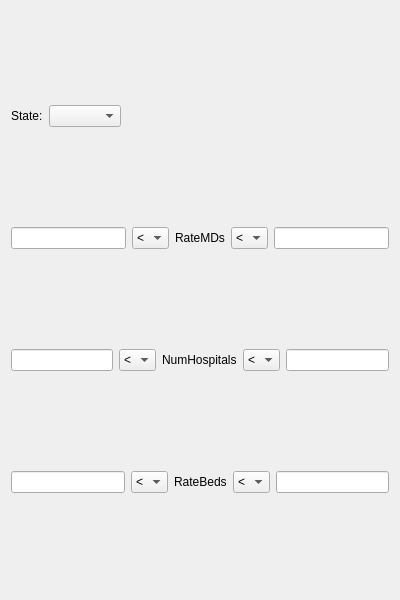
Before: the Qt Designer form code/src/filterdialog.ui in vdavv/GUI-CSV-Editor, drawn with Qt 5.
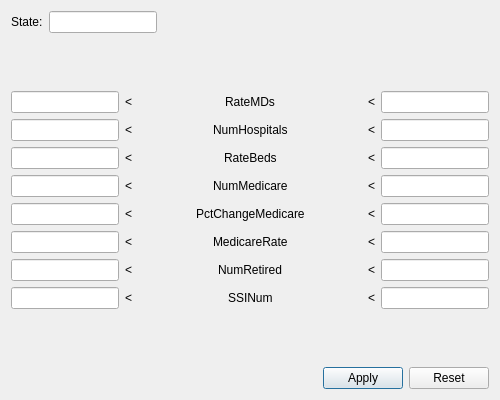
After: the same form once the commit is applied.

Commit message: v0.92 add dead filter and more pain

```diff
--- a/code/src/filterdialog.ui
+++ b/code/src/filterdialog.ui
@@ -6,8 +6,8 @@
    <rect>
     <x>0</x>
     <y>0</y>
-    <width>400</width>
-    <height>600</height>
+    <width>500</width>
+    <height>400</height>
    </rect>
   </property>
   <property name="windowTitle">
@@ -19,14 +19,21 @@
      <item>
       <layout class="QHBoxLayout" name="horizontalLayout">
        <item>
-        <widget class="QLabel" name="label">
+        <widget class="QLabel" name="state">
          <property name="text">
           <string>State:</string>
          </property>
         </widget>
        </item>
        <item>
-        <widget class="QComboBox" name="comboBox"/>
+        <widget class="QLineEdit" name="stateChoiceLineEdit">
+         <property name="sizePolicy">
+          <sizepolicy hsizetype="Preferred" vsizetype="Fixed">
+           <horstretch>0</horstretch>
+           <verstretch>0</verstretch>
+          </sizepolicy>
+         </property>
+        </widget>
        </item>
        <item>
         <spacer name="horizontalSpacer">
@@ -43,185 +50,678 @@
        </item>
       </layout>
      </item>
+     <item>
+      <spacer name="verticalSpacer">
+       <property name="orientation">
+        <enum>Qt::Vertical</enum>
+       </property>
+       <property name="sizeHint" stdset="0">
+        <size>
+         <width>20</width>
+         <height>40</height>
+        </size>
+       </property>
+      </spacer>
+     </item>
      <item>
       <layout class="QHBoxLayout" name="horizontalLayout_5">
        <item>
-        <widget class="QLineEdit" name="lineEdit"/>
-       </item>
-       <item>
-        <widget class="QComboBox" name="comboBox_2">
+        <widget class="QLineEdit" name="ratemdsMin">
          <property name="sizePolicy">
           <sizepolicy hsizetype="Minimum" vsizetype="Fixed">
            <horstretch>0</horstretch>
            <verstretch>0</verstretch>
           </sizepolicy>
          </property>
-         <item>
-          <property name="text">
-           <string>&lt;</string>
-          </property>
-         </item>
-         <item>
-          <property name="text">
-           <string>≤</string>
-          </property>
-         </item>
         </widget>
        </item>
        <item>
-        <widget class="QLabel" name="label_2">
+        <widget class="QLabel" name="label">
+         <property name="text">
+          <string>&lt;</string>
+         </property>
+        </widget>
+       </item>
+       <item>
+        <spacer name="horizontalSpacer_3">
+         <property name="orientation">
+          <enum>Qt::Horizontal</enum>
+         </property>
+         <property name="sizeHint" stdset="0">
+          <size>
+           <width>40</width>
+           <height>20</height>
+          </size>
+         </property>
+        </spacer>
+       </item>
+       <item>
+        <widget class="QLabel" name="rateMDs">
+         <property name="sizePolicy">
+          <sizepolicy hsizetype="Preferred" vsizetype="Preferred">
+           <horstretch>0</horstretch>
+           <verstretch>0</verstretch>
+          </sizepolicy>
+         </property>
          <property name="text">
           <string>RateMDs</string>
          </property>
         </widget>
        </item>
        <item>
-        <widget class="QComboBox" name="comboBox_3">
+        <spacer name="horizontalSpacer_4">
+         <property name="orientation">
+          <enum>Qt::Horizontal</enum>
+         </property>
+         <property name="sizeHint" stdset="0">
+          <size>
+           <width>40</width>
+           <height>20</height>
+          </size>
+         </property>
+        </spacer>
+       </item>
+       <item>
+        <widget class="QLabel" name="label_2">
+         <property name="text">
+          <string>&lt;</string>
+         </property>
+        </widget>
+       </item>
+       <item>
+        <widget class="QLineEdit" name="ratemdsMax">
          <property name="sizePolicy">
           <sizepolicy hsizetype="Minimum" vsizetype="Fixed">
            <horstretch>0</horstretch>
            <verstretch>0</verstretch>
           </sizepolicy>
          </property>
-         <item>
-          <property name="text">
-           <string>&lt;</string>
-          </property>
-         </item>
-         <item>
-          <property name="text">
-           <string>≤</string>
-          </property>
-         </item>
         </widget>
        </item>
-       <item>
-        <widget class="QLineEdit" name="lineEdit_2"/>
-       </item>
       </layout>
      </item>
      <item>
       <layout class="QHBoxLayout" name="horizontalLayout_10">
        <item>
-        <widget class="QLineEdit" name="lineEdit_3"/>
-       </item>
-       <item>
-        <widget class="QComboBox" name="comboBox_4">
+        <widget class="QLineEdit" name="numhospitalsMin">
          <property name="sizePolicy">
           <sizepolicy hsizetype="Minimum" vsizetype="Fixed">
            <horstretch>0</horstretch>
            <verstretch>0</verstretch>
           </sizepolicy>
          </property>
-         <item>
-          <property name="text">
-           <string>&lt;</string>
-          </property>
-         </item>
-         <item>
-          <property name="text">
-           <string>≤</string>
-          </property>
-         </item>
         </widget>
        </item>
        <item>
         <widget class="QLabel" name="label_3">
          <property name="text">
+          <string>&lt;</string>
+         </property>
+        </widget>
+       </item>
+       <item>
+        <spacer name="horizontalSpacer_5">
+         <property name="orientation">
+          <enum>Qt::Horizontal</enum>
+         </property>
+         <property name="sizeHint" stdset="0">
+          <size>
+           <width>40</width>
+           <height>20</height>
+          </size>
+         </property>
+        </spacer>
+       </item>
+       <item>
+        <widget class="QLabel" name="numHospitals">
+         <property name="sizePolicy">
+          <sizepolicy hsizetype="Preferred" vsizetype="Preferred">
+           <horstretch>0</horstretch>
+           <verstretch>0</verstretch>
+          </sizepolicy>
+         </property>
+         <property name="text">
           <string>NumHospitals</string>
          </property>
         </widget>
        </item>
        <item>
-        <widget class="QComboBox" name="comboBox_5">
-         <property name="sizePolicy">
-          <sizepolicy hsizetype="Minimum" vsizetype="Fixed">
-           <horstretch>0</horstretch>
-           <verstretch>0</verstretch>
-          </sizepolicy>
+        <spacer name="horizontalSpacer_6">
+         <property name="orientation">
+          <enum>Qt::Horizontal</enum>
          </property>
-         <item>
-          <property name="text">
-           <string>&lt;</string>
-          </property>
-         </item>
-         <item>
-          <property name="text">
-           <string>≤</string>
-          </property>
-         </item>
-        </widget>
-       </item>
-       <item>
-        <widget class="QLineEdit" name="lineEdit_4"/>
-       </item>
-      </layout>
-     </item>
-     <item>
-      <layout class="QHBoxLayout" name="horizontalLayout_9">
-       <item>
-        <widget class="QLineEdit" name="lineEdit_5"/>
-       </item>
-       <item>
-        <widget class="QComboBox" name="comboBox_6">
-         <property name="sizePolicy">
-          <sizepolicy hsizetype="Minimum" vsizetype="Fixed">
-           <horstretch>0</horstretch>
-           <verstretch>0</verstretch>
-          </sizepolicy>
+         <property name="sizeHint" stdset="0">
+          <size>
+           <width>40</width>
+           <height>20</height>
+          </size>
          </property>
-         <item>
-          <property name="text">
-           <string>&lt;</string>
-          </property>
-         </item>
-         <item>
-          <property name="text">
-           <string>≤</string>
-          </property>
-         </item>
-        </widget>
+        </spacer>
        </item>
        <item>
         <widget class="QLabel" name="label_4">
          <property name="text">
+          <string>&lt;</string>
+         </property>
+        </widget>
+       </item>
+       <item>
+        <widget class="QLineEdit" name="numhospitalsMax">
+         <property name="sizePolicy">
+          <sizepolicy hsizetype="Minimum" vsizetype="Fixed">
+           <horstretch>0</horstretch>
+           <verstretch>0</verstretch>
+          </sizepolicy>
+         </property>
+        </widget>
+       </item>
+      </layout>
+     </item>
+     <item>
+      <layout class="QHBoxLayout" name="horizontalLayout_9">
+       <item>
+        <widget class="QLineEdit" name="ratebedsMin">
+         <property name="sizePolicy">
+          <sizepolicy hsizetype="Minimum" vsizetype="Fixed">
+           <horstretch>0</horstretch>
+           <verstretch>0</verstretch>
+          </sizepolicy>
+         </property>
+        </widget>
+       </item>
+       <item>
+        <widget class="QLabel" name="label_6">
+         <property name="text">
+          <string>&lt;</string>
+         </property>
+        </widget>
+       </item>
+       <item>
+        <spacer name="horizontalSpacer_7">
+         <property name="orientation">
+          <enum>Qt::Horizontal</enum>
+         </property>
+         <property name="sizeHint" stdset="0">
+          <size>
+           <width>40</width>
+           <height>20</height>
+          </size>
+         </property>
+        </spacer>
+       </item>
+       <item>
+        <widget class="QLabel" name="rateBeds">
+         <property name="sizePolicy">
+          <sizepolicy hsizetype="Preferred" vsizetype="Preferred">
+           <horstretch>0</horstretch>
+           <verstretch>0</verstretch>
+          </sizepolicy>
+         </property>
+         <property name="text">
           <string>RateBeds</string>
          </property>
         </widget>
        </item>
        <item>
-        <widget class="QComboBox" name="comboBox_7">
-         <item>
-          <property name="text">
-           <string>&lt;</string>
-          </property>
-         </item>
-         <item>
-          <property name="text">
-           <string>≤</string>
-          </property>
-         </item>
+        <spacer name="horizontalSpacer_8">
+         <property name="orientation">
+          <enum>Qt::Horizontal</enum>
+         </property>
+         <property name="sizeHint" stdset="0">
+          <size>
+           <width>40</width>
+           <height>20</height>
+          </size>
+         </property>
+        </spacer>
+       </item>
+       <item>
+        <widget class="QLabel" name="label_7">
+         <property name="text">
+          <string>&lt;</string>
+         </property>
         </widget>
        </item>
        <item>
-        <widget class="QLineEdit" name="lineEdit_6"/>
+        <widget class="QLineEdit" name="ratebedsMax">
+         <property name="sizePolicy">
+          <sizepolicy hsizetype="Minimum" vsizetype="Fixed">
+           <horstretch>0</horstretch>
+           <verstretch>0</verstretch>
+          </sizepolicy>
+         </property>
+        </widget>
        </item>
       </layout>
      </item>
      <item>
-      <layout class="QHBoxLayout" name="horizontalLayout_8"/>
+      <layout class="QHBoxLayout" name="horizontalLayout_8">
+       <item>
+        <widget class="QLineEdit" name="nummedicareMin">
+         <property name="sizePolicy">
+          <sizepolicy hsizetype="Minimum" vsizetype="Fixed">
+           <horstretch>0</horstretch>
+           <verstretch>0</verstretch>
+          </sizepolicy>
+         </property>
+        </widget>
+       </item>
+       <item>
+        <widget class="QLabel" name="label_8">
+         <property name="text">
+          <string>&lt;</string>
+         </property>
+        </widget>
+       </item>
+       <item>
+        <spacer name="horizontalSpacer_9">
+         <property name="orientation">
+          <enum>Qt::Horizontal</enum>
+         </property>
+         <property name="sizeHint" stdset="0">
+          <size>
+           <width>40</width>
+           <height>20</height>
+          </size>
+         </property>
+        </spacer>
+       </item>
+       <item>
+        <widget class="QLabel" name="label_5">
+         <property name="sizePolicy">
+          <sizepolicy hsizetype="Preferred" vsizetype="Preferred">
+           <horstretch>0</horstretch>
+           <verstretch>0</verstretch>
+          </sizepolicy>
+         </property>
+         <property name="text">
+          <string>NumMedicare</string>
+         </property>
+        </widget>
+       </item>
+       <item>
+        <spacer name="horizontalSpacer_10">
+         <property name="orientation">
+          <enum>Qt::Horizontal</enum>
+         </property>
+         <property name="sizeHint" stdset="0">
+          <size>
+           <width>40</width>
+           <height>20</height>
+          </size>
+         </property>
+        </spacer>
+       </item>
+       <item>
+        <widget class="QLabel" name="label_9">
+         <property name="text">
+          <string>&lt;</string>
+         </property>
+        </widget>
+       </item>
+       <item>
+        <widget class="QLineEdit" name="nummedicareMax">
+         <property name="sizePolicy">
+          <sizepolicy hsizetype="Minimum" vsizetype="Fixed">
+           <horstretch>0</horstretch>
+           <verstretch>0</verstretch>
+          </sizepolicy>
+         </property>
+        </widget>
+       </item>
+      </layout>
      </item>
      <item>
-      <layout class="QHBoxLayout" name="horizontalLayout_7"/>
+      <layout class="QHBoxLayout" name="horizontalLayout_7">
+       <item>
+        <widget class="QLineEdit" name="pctchangemedicareMin">
+         <property name="sizePolicy">
+          <sizepolicy hsizetype="Minimum" vsizetype="Fixed">
+           <horstretch>0</horstretch>
+           <verstretch>0</verstretch>
+          </sizepolicy>
+         </property>
+        </widget>
+       </item>
+       <item>
+        <widget class="QLabel" name="label_10">
+         <property name="text">
+          <string>&lt;</string>
+         </property>
+        </widget>
+       </item>
+       <item>
+        <spacer name="horizontalSpacer_11">
+         <property name="orientation">
+          <enum>Qt::Horizontal</enum>
+         </property>
+         <property name="sizeHint" stdset="0">
+          <size>
+           <width>40</width>
+           <height>20</height>
+          </size>
+         </property>
+        </spacer>
+       </item>
+       <item>
+        <widget class="QLabel" name="pctChangeMedicare">
+         <property name="sizePolicy">
+          <sizepolicy hsizetype="Preferred" vsizetype="Preferred">
+           <horstretch>0</horstretch>
+           <verstretch>0</verstretch>
+          </sizepolicy>
+         </property>
+         <property name="text">
+          <string>PctChangeMedicare</string>
+         </property>
+        </widget>
+       </item>
+       <item>
+        <spacer name="horizontalSpacer_12">
+         <property name="orientation">
+          <enum>Qt::Horizontal</enum>
+         </property>
+         <property name="sizeHint" stdset="0">
+          <size>
+           <width>40</width>
+           <height>20</height>
+          </size>
+         </property>
+        </spacer>
+       </item>
+       <item>
+        <widget class="QLabel" name="label_11">
+         <property name="text">
+          <string>&lt;</string>
+         </property>
+        </widget>
+       </item>
+       <item>
+        <widget class="QLineEdit" name="pctchangemedicareMax">
+         <property name="sizePolicy">
+          <sizepolicy hsizetype="Minimum" vsizetype="Fixed">
+           <horstretch>0</horstretch>
+           <verstretch>0</verstretch>
+          </sizepolicy>
+         </property>
+        </widget>
+       </item>
+      </layout>
      </item>
      <item>
-      <layout class="QHBoxLayout" name="horizontalLayout_6"/>
+      <layout class="QHBoxLayout" name="horizontalLayout_6">
+       <item>
+        <widget class="QLineEdit" name="medicarerateMin">
+         <property name="sizePolicy">
+          <sizepolicy hsizetype="Minimum" vsizetype="Fixed">
+           <horstretch>0</horstretch>
+           <verstretch>0</verstretch>
+          </sizepolicy>
+         </property>
+        </widget>
+       </item>
+       <item>
+        <widget class="QLabel" name="label_12">
+         <property name="text">
+          <string>&lt;</string>
+         </property>
+        </widget>
+       </item>
+       <item>
+        <spacer name="horizontalSpacer_13">
+         <property name="orientation">
+          <enum>Qt::Horizontal</enum>
+         </property>
+         <property name="sizeHint" stdset="0">
+          <size>
+           <width>40</width>
+           <height>20</height>
+          </size>
+         </property>
+        </spacer>
+       </item>
+       <item>
+        <widget class="QLabel" name="medicareRate">
+         <property name="sizePolicy">
+          <sizepolicy hsizetype="Preferred" vsizetype="Preferred">
+           <horstretch>0</horstretch>
+           <verstretch>0</verstretch>
+          </sizepolicy>
+         </property>
+         <property name="text">
+          <string>MedicareRate</string>
+         </property>
+        </widget>
+       </item>
+       <item>
+        <spacer name="horizontalSpacer_14">
+         <property name="orientation">
+          <enum>Qt::Horizontal</enum>
+         </property>
+         <property name="sizeHint" stdset="0">
+          <size>
+           <width>40</width>
+           <height>20</height>
+          </size>
+         </property>
+        </spacer>
+       </item>
+       <item>
+        <widget class="QLabel" name="label_13">
+         <property name="text">
+          <string>&lt;</string>
+         </property>
+        </widget>
+       </item>
+       <item>
+        <widget class="QLineEdit" name="medicarerateMax">
+         <property name="sizePolicy">
+          <sizepolicy hsizetype="Minimum" vsizetype="Fixed">
+           <horstretch>0</horstretch>
+           <verstretch>0</verstretch>
+          </sizepolicy>
+         </property>
+        </widget>
+       </item>
+      </layout>
      </item>
      <item>
-      <layout class="QHBoxLayout" name="horizontalLayout_4"/>
+      <layout class="QHBoxLayout" name="horizontalLayout_4">
+       <item>
+        <widget class="QLineEdit" name="numretiredMin">
+         <property name="sizePolicy">
+          <sizepolicy hsizetype="Minimum" vsizetype="Fixed">
+           <horstretch>0</horstretch>
+           <verstretch>0</verstretch>
+          </sizepolicy>
+         </property>
+        </widget>
+       </item>
+       <item>
+        <widget class="QLabel" name="label_14">
+         <property name="text">
+          <string>&lt;</string>
+         </property>
+        </widget>
+       </item>
+       <item>
+        <spacer name="horizontalSpacer_15">
+         <property name="orientation">
+          <enum>Qt::Horizontal</enum>
+         </property>
+         <property name="sizeHint" stdset="0">
+          <size>
+           <width>40</width>
+           <height>20</height>
+          </size>
+         </property>
+        </spacer>
+       </item>
+       <item>
+        <widget class="QLabel" name="numRetired">
+         <property name="sizePolicy">
+          <sizepolicy hsizetype="Preferred" vsizetype="Preferred">
+           <horstretch>0</horstretch>
+           <verstretch>0</verstretch>
+          </sizepolicy>
+         </property>
+         <property name="text">
+          <string>NumRetired</string>
+         </property>
+        </widget>
+       </item>
+       <item>
+        <spacer name="horizontalSpacer_16">
+         <property name="orientation">
+          <enum>Qt::Horizontal</enum>
+         </property>
+         <property name="sizeHint" stdset="0">
+          <size>
+           <width>40</width>
+           <height>20</height>
+          </size>
+         </property>
+        </spacer>
+       </item>
+       <item>
+        <widget class="QLabel" name="label_15">
+         <property name="text">
+          <string>&lt;</string>
+         </property>
+        </widget>
+       </item>
+       <item>
+        <widget class="QLineEdit" name="numretiredMax">
+         <property name="sizePolicy">
+          <sizepolicy hsizetype="Minimum" vsizetype="Fixed">
+           <horstretch>0</horstretch>
+           <verstretch>0</verstretch>
+          </sizepolicy>
+         </property>
+        </widget>
+       </item>
+      </layout>
      </item>
      <item>
-      <layout class="QHBoxLayout" name="horizontalLayout_3"/>
+      <layout class="QHBoxLayout" name="horizontalLayout_3">
+       <item>
+        <widget class="QLineEdit" name="ssinumMin">
+         <property name="sizePolicy">
+          <sizepolicy hsizetype="Minimum" vsizetype="Fixed">
+           <horstretch>0</horstretch>
+           <verstretch>0</verstretch>
+          </sizepolicy>
+         </property>
+        </widget>
+       </item>
+       <item>
+        <widget class="QLabel" name="label_16">
+         <property name="text">
+          <string>&lt;</string>
+         </property>
+        </widget>
+       </item>
+       <item>
+        <spacer name="horizontalSpacer_17">
+         <property name="orientation">
+          <enum>Qt::Horizontal</enum>
+         </property>
+         <property name="sizeHint" stdset="0">
+          <size>
+           <width>40</width>
+           <height>20</height>
+          </size>
+         </property>
+        </spacer>
+       </item>
+       <item>
+        <widget class="QLabel" name="ssiNum">
+         <property name="sizePolicy">
+          <sizepolicy hsizetype="Preferred" vsizetype="Preferred">
+           <horstretch>0</horstretch>
+           <verstretch>0</verstretch>
+          </sizepolicy>
+         </property>
+         <property name="text">
+          <string>SSINum</string>
+         </property>
+        </widget>
+       </item>
+       <item>
+        <spacer name="horizontalSpacer_18">
+         <property name="orientation">
+          <enum>Qt::Horizontal</enum>
+         </property>
+         <property name="sizeHint" stdset="0">
+          <size>
+           <width>40</width>
+           <height>20</height>
+          </size>
+         </property>
+        </spacer>
+       </item>
+       <item>
+        <widget class="QLabel" name="label_17">
+         <property name="text">
+          <string>&lt;</string>
+         </property>
+        </widget>
+       </item>
+       <item>
+        <widget class="QLineEdit" name="ssinumMax">
+         <property name="sizePolicy">
+          <sizepolicy hsizetype="Minimum" vsizetype="Fixed">
+           <horstretch>0</horstretch>
+           <verstretch>0</verstretch>
+          </sizepolicy>
+         </property>
+        </widget>
+       </item>
+      </layout>
+     </item>
+     <item>
+      <spacer name="verticalSpacer_2">
+       <property name="orientation">
+        <enum>Qt::Vertical</enum>
+       </property>
+       <property name="sizeHint" stdset="0">
+        <size>
+         <width>20</width>
+         <height>40</height>
+        </size>
+       </property>
+      </spacer>
+     </item>
+     <item>
+      <layout class="QHBoxLayout" name="horizontalLayout_11">
+       <item>
+        <spacer name="horizontalSpacer_2">
+         <property name="orientation">
+          <enum>Qt::Horizontal</enum>
+         </property>
+         <property name="sizeHint" stdset="0">
+          <size>
+           <width>40</width>
+           <height>20</height>
+          </size>
+         </property>
+        </spacer>
+       </item>
+       <item>
+        <widget class="QPushButton" name="filterApplyButton">
+         <property name="text">
+          <string>Apply</string>
+         </property>
+        </widget>
+       </item>
+       <item>
+        <widget class="QPushButton" name="filterResetButton">
+         <property name="text">
+          <string>Reset</string>
+         </property>
+        </widget>
+       </item>
+      </layout>
      </item>
     </layout>
    </item>
```
The commit also changes 56 other files.
